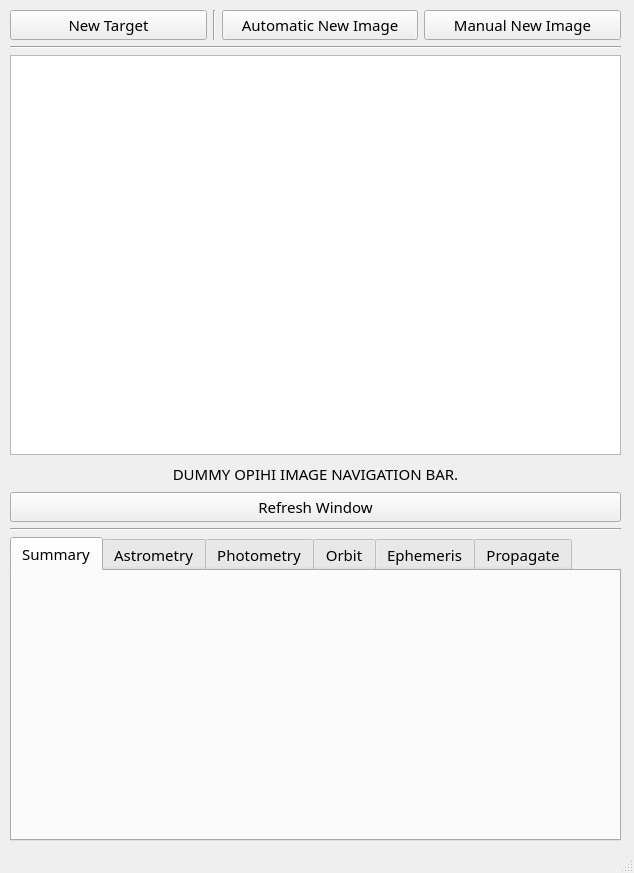
Before: the Qt Designer form src/opihiexarata/gui/qtui/manual.ui in psmd-iberutaru/OpihiExarata, drawn with Qt 5.
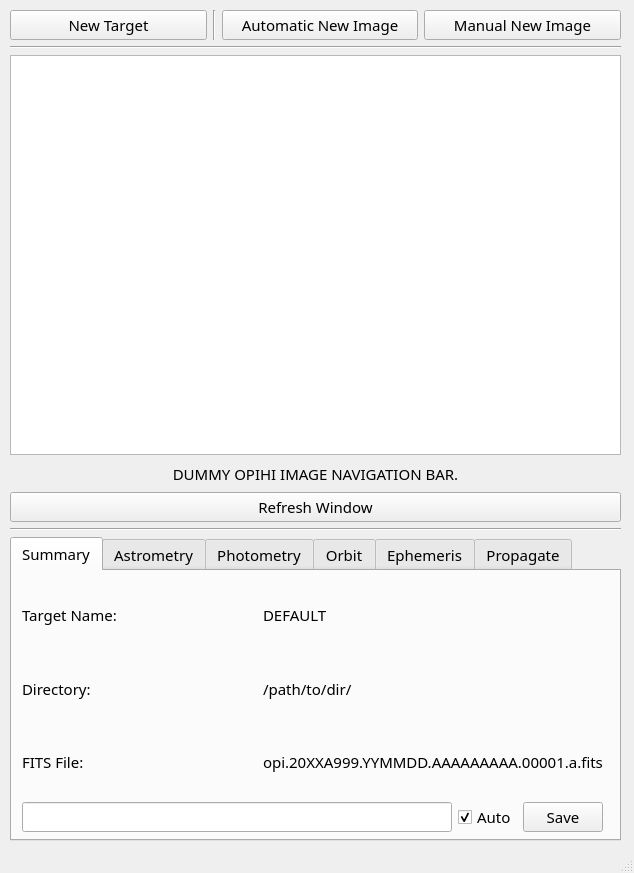
After: the same form once the commit is applied. The open tabs and pages were chosen to show the change.

```diff
--- a/src/opihiexarata/gui/qtui/manual.ui
+++ b/src/opihiexarata/gui/qtui/manual.ui
@@ -212,6 +212,88 @@
           <attribute name="title">
            <string>Summary</string>
           </attribute>
+          <widget class="QWidget" name="verticalLayoutWidget_7">
+           <property name="geometry">
+            <rect>
+             <x>10</x>
+             <y>10</y>
+             <width>581</width>
+             <height>251</height>
+            </rect>
+           </property>
+           <layout class="QVBoxLayout" name="vertical_layout_summary">
+            <item>
+             <layout class="QGridLayout" name="grid_layout_target_image_names">
+              <item row="0" column="0">
+               <widget class="QLabel" name="label_static_summary_target_name">
+                <property name="text">
+                 <string>Target Name:</string>
+                </property>
+               </widget>
+              </item>
+              <item row="2" column="0">
+               <widget class="QLabel" name="label_static_summary_fits_file">
+                <property name="text">
+                 <string>FITS File:</string>
+                </property>
+               </widget>
+              </item>
+              <item row="0" column="1">
+               <widget class="QLabel" name="label_dynamic_summary_target_name">
+                <property name="text">
+                 <string>DEFAULT</string>
+                </property>
+               </widget>
+              </item>
+              <item row="2" column="1">
+               <widget class="QLabel" name="label_dynamic_summary_fits_file">
+                <property name="text">
+                 <string>opi.20XXA999.YYMMDD.AAAAAAAAA.00001.a.fits</string>
+                </property>
+               </widget>
+              </item>
+              <item row="1" column="0">
+               <widget class="QLabel" name="label_static_summary_directory">
+                <property name="text">
+                 <string>Directory:</string>
+                </property>
+               </widget>
+              </item>
+              <item row="1" column="1">
+               <widget class="QLabel" name="label_dynamic_summary_directory">
+                <property name="text">
+                 <string>/path/to/dir/</string>
+                </property>
+               </widget>
+              </item>
+             </layout>
+            </item>
+            <item>
+             <layout class="QHBoxLayout" name="horizontal_layout_save_file">
+              <item>
+               <widget class="QLineEdit" name="line_edit_summary_save_filename"/>
+              </item>
+              <item>
+               <widget class="QCheckBox" name="check_box_summary_autosave">
+                <property name="text">
+                 <string>Auto</string>
+                </property>
+                <property name="checked">
+                 <bool>true</bool>
+                </property>
+               </widget>
+              </item>
+              <item>
+               <widget class="QPushButton" name="push_button_summary_save">
+                <property name="text">
+                 <string>Save</string>
+                </property>
+               </widget>
+              </item>
+             </layout>
+            </item>
+           </layout>
+          </widget>
          </widget>
          <widget class="QWidget" name="tab_astrometry">
           <attribute name="title">
```
Left out of the diff: 2 changed lines with no effect on the pictures.
